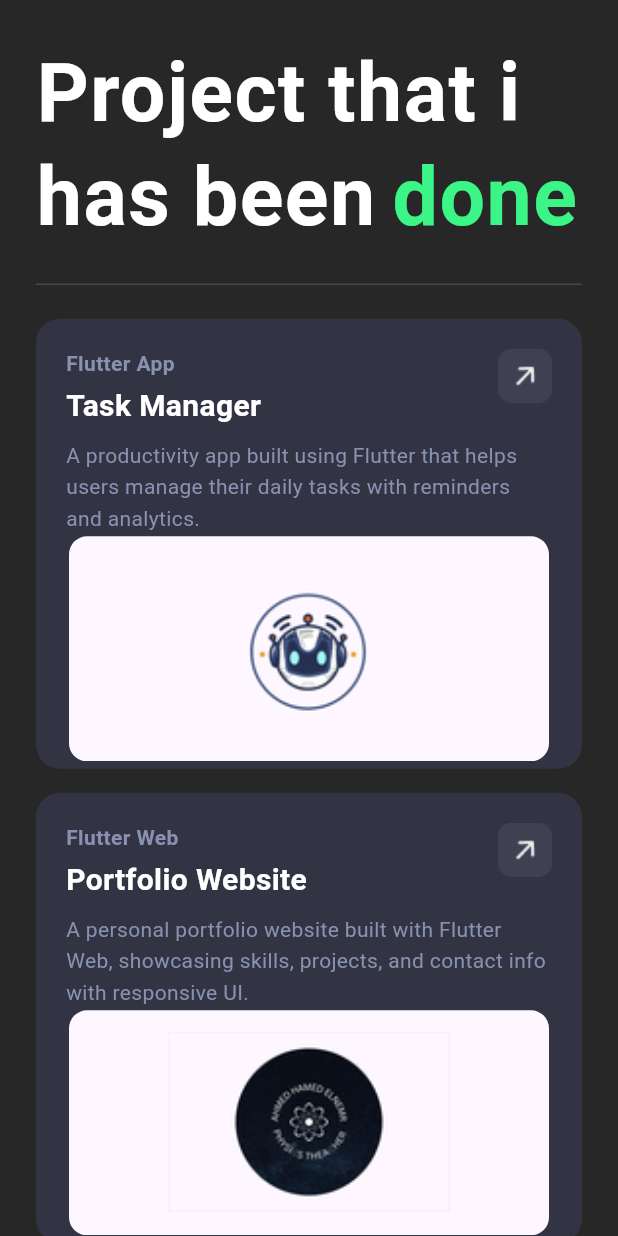
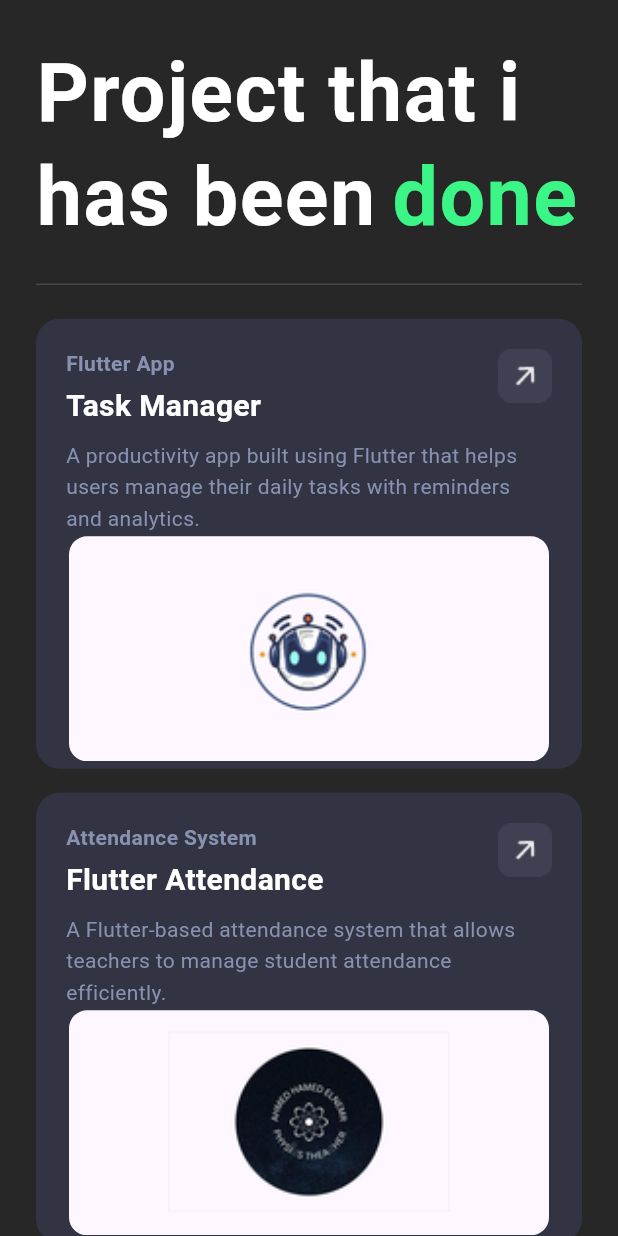
Before and after one commit to abd0-kha1ed/portfolio_web, a Flutter app: the MobileProjects screen opened by its route, on a phone screen of 412 x 824 dp. Run offline on Flutter 3.47's test engine with Material 3 defaults, Android fonts, the light colour scheme and no system bars; our stand-ins replace device_preview, flutter_animate, flutter_highlight, font_awesome_flutter, go_router, js and 1 more.

Commit message:
feat: add URL field to ProjectModel and update project cards to support external links

```diff
--- a/lib/core/constants/aii_projects_list.dart
+++ b/lib/core/constants/aii_projects_list.dart
@@ -3,6 +3,7 @@ import 'package:portfolio_web/feature/home/data/models/project_model.dart';
 
 const List<ProjectModel> allProjects = [
   ProjectModel(
+    url: 'https://github.com/abd0-kha1ed/path_tracker',
     imagePath: Assets.imagesPathTracker,
     type: 'Flutter App',
     title: 'Task Manager',
@@ -10,13 +11,15 @@ const List<ProjectModel> allProjects = [
         'A productivity app built using Flutter that helps users manage their daily tasks with reminders and analytics.',
   ),
   ProjectModel(
+    url: 'https://github.com/abd0-kha1ed/attendance-system',
     imagePath: Assets.imagesLms,
-    type: 'Flutter Web',
-    title: 'Portfolio Website',
+    type: 'Attendance System',
+    title: 'Flutter Attendance',
     description:
-        'A personal portfolio website built with Flutter Web, showcasing skills, projects, and contact info with responsive UI.',
+        'A Flutter-based attendance system that allows teachers to manage student attendance efficiently.',
   ),
   ProjectModel(
+    url: 'https://github.com/abd0-kha1ed',
     imagePath: Assets.imagesAttendance,
     type: 'Flutter LMS',
     title: 'Learning Platform',
@@ -24,6 +27,7 @@ const List<ProjectModel> allProjects = [
         'Flutter LMS built for students and teachers with clean architecture and state management.',
   ),
   ProjectModel(
+    url: 'https://github.com/abd0-kha1ed/pharmacy',
     imagePath: Assets.imagesPharmacy,
     type: 'Flutter Pharmacy',
     title: 'Pharmacy Management System',
--- a/lib/feature/home/data/models/project_model.dart
+++ b/lib/feature/home/data/models/project_model.dart
@@ -3,11 +3,13 @@ class ProjectModel {
   final String type;
   final String title;
   final String description;
+  final String url;
 
-  const ProjectModel({
+  const ProjectModel( {
     required this.imagePath,
     required this.type,
     required this.title,
     required this.description,
+    required this.url,
   });
 }
--- a/lib/feature/home/presentation/view/mobile_projects.dart
+++ b/lib/feature/home/presentation/view/mobile_projects.dart
@@ -50,6 +50,7 @@ class MobileAllProjects extends StatelessWidget {
             type: project.type,
             title: project.title,
             description: project.description,
+            url: project.url,
           ),
         );
       },
--- a/lib/feature/home/presentation/view/widgets/featured_projects_section.dart
+++ b/lib/feature/home/presentation/view/widgets/featured_projects_section.dart
@@ -77,6 +77,7 @@ class _HomeFeaturedProjectSectionState extends State<HomeFeaturedProjectSection>
                             type: project.type,
                             title: project.title,
                             description: project.description,
+                            url: project.url,
                           ),
                         )
                         .toList();
--- a/lib/feature/home/presentation/view/widgets/project_card.dart
+++ b/lib/feature/home/presentation/view/widgets/project_card.dart
@@ -1,12 +1,14 @@
 import 'package:flutter/material.dart';
 import 'package:portfolio_web/core/constants/app_colors.dart';
 import 'package:portfolio_web/core/utils/assets.dart';
+import 'package:url_launcher/url_launcher.dart';
 
 class ProjectCard extends StatelessWidget {
   final String imagePath;
   final String type;
   final String title;
   final String description;
+  final String url;
 
   const ProjectCard({
     super.key,
@@ -14,6 +16,7 @@ class ProjectCard extends StatelessWidget {
     required this.type,
     required this.title,
     required this.description,
+    required this.url,
   });
 
   @override
@@ -31,7 +34,9 @@ class ProjectCard extends StatelessWidget {
             top: 12,
             right: 12,
             child: IconButton(
-              onPressed: () {},
+              onPressed: () {
+                launchUrl(Uri.parse(url));
+              },
               icon: Image.asset(Assets.imagesProjectArrow),
             ),
           ),
--- a/lib/feature/projects/presentation/view/widgets/all_projects_layout.dart
+++ b/lib/feature/projects/presentation/view/widgets/all_projects_layout.dart
@@ -32,6 +32,7 @@ class AllProjectsLayout extends StatelessWidget {
                 type: project.type,
                 title: project.title,
                 description: project.description,
+                url: project.url,
               ),
             );
           },
```
